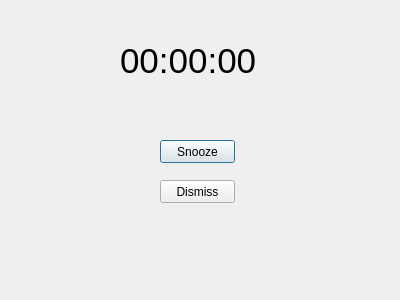
The window that Software/snooze.ui (yosuasentosa/weather-calender-app) describes before a commit, drawn with Qt 5.
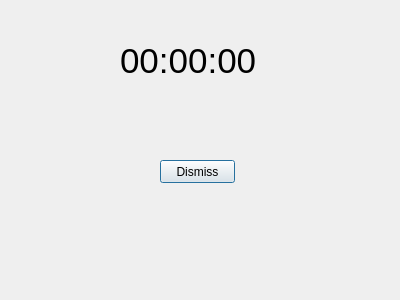
The same window after the commit.

```diff
--- a/Software/snooze.ui
+++ b/Software/snooze.ui
@@ -31,24 +31,11 @@
     <string>00:00:00</string>
    </property>
   </widget>
-  <widget class="QPushButton" name="snoozebtn">
-   <property name="geometry">
-    <rect>
-     <x>160</x>
-     <y>140</y>
-     <width>75</width>
-     <height>23</height>
-    </rect>
-   </property>
-   <property name="text">
-    <string>Snooze</string>
-   </property>
-  </widget>
   <widget class="QPushButton" name="dismissbtn">
    <property name="geometry">
     <rect>
      <x>160</x>
-     <y>180</y>
+     <y>160</y>
      <width>75</width>
      <height>23</height>
     </rect>
```
